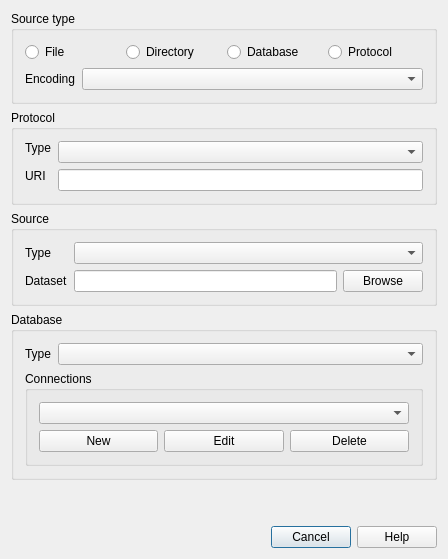
Above: src/ui/qgsopenvectorlayerdialogbase.ui from carsmie/QGIS before the change. Below: the same form after it.
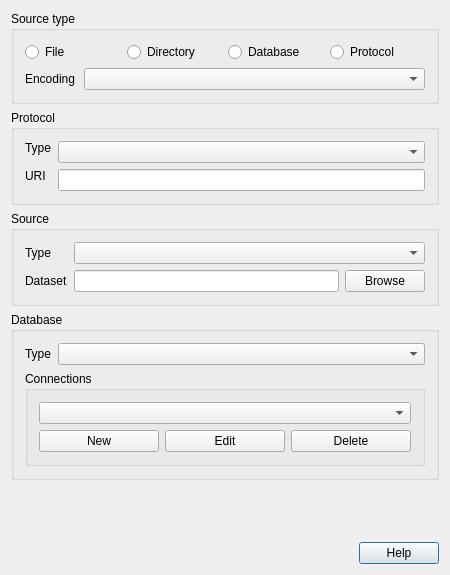
That is the form after the change. Icons and pictures are not drawn.

Commit message: Renamed button slots and make ogr dialog inherit from the abstract base

What changed in the file:
```diff
--- a/src/ui/qgsopenvectorlayerdialogbase.ui
+++ b/src/ui/qgsopenvectorlayerdialogbase.ui
@@ -10,7 +10,7 @@
     <x>0</x>
     <y>0</y>
     <width>450</width>
-    <height>529</height>
+    <height>575</height>
    </rect>
   </property>
   <property name="sizePolicy">
@@ -27,13 +27,10 @@
     <normaloff>.</normaloff>.</iconset>
   </property>
   <layout class="QGridLayout" name="gridLayout">
-   <property name="sizeConstraint">
-    <enum>QLayout::SetFixedSize</enum>
-   </property>
    <item row="5" column="0">
     <widget class="QDialogButtonBox" name="buttonBox">
      <property name="standardButtons">
-      <set>QDialogButtonBox::Cancel|QDialogButtonBox::Help</set>
+      <set>QDialogButtonBox::Help</set>
      </property>
     </widget>
    </item>
```
The commit also changes 31 other files.
